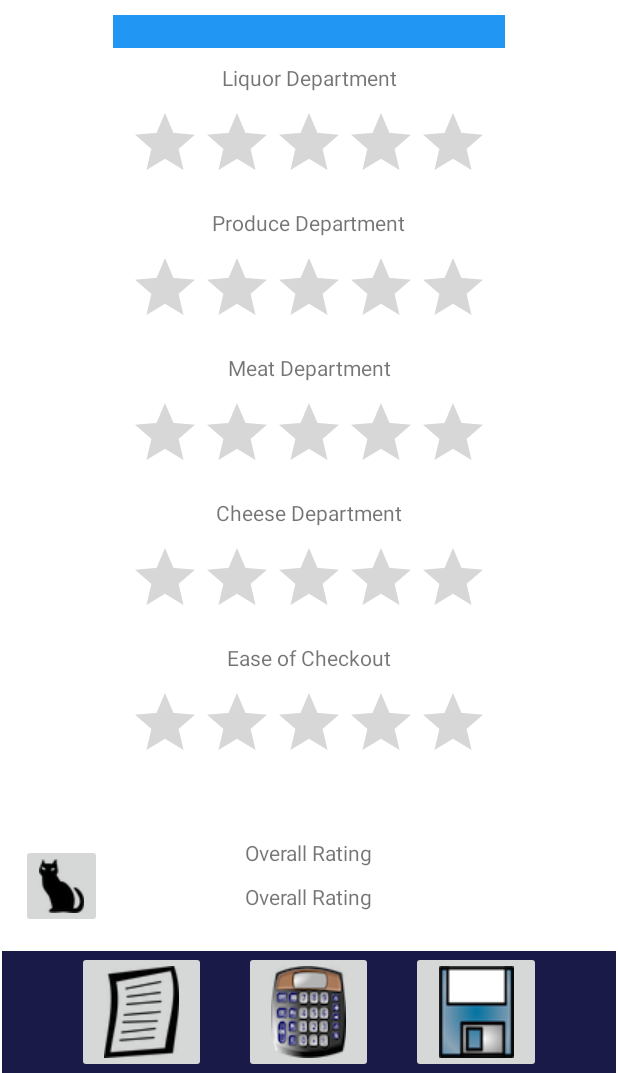
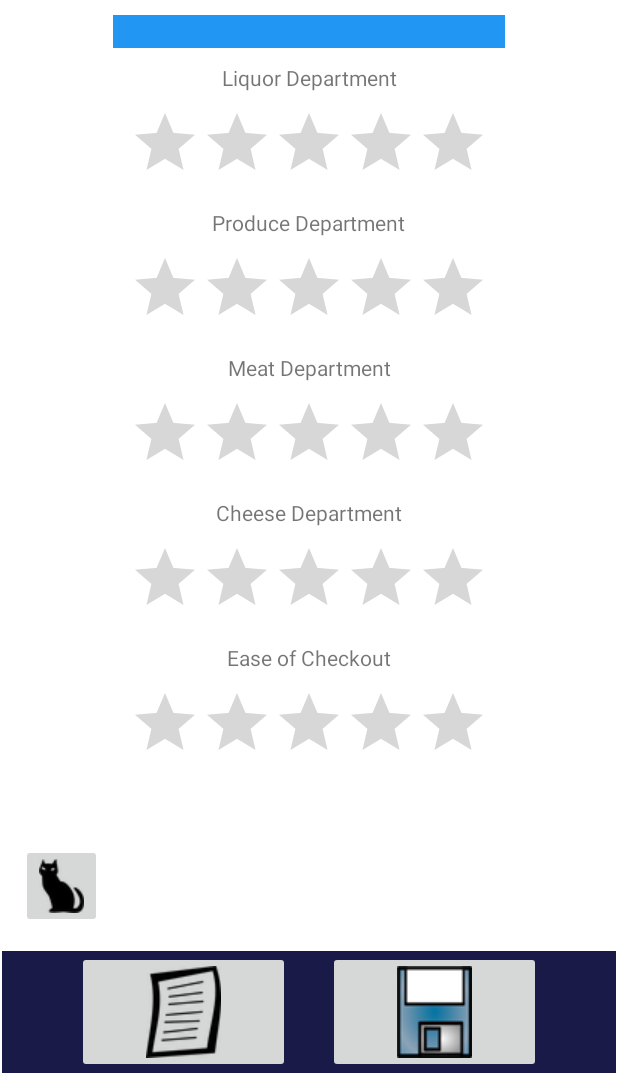
Before and after one commit to kmt81282/SuperMarket, an Android app: the RatingsActivity screen opened directly, with no data from a screen before it, on a phone screen of 412 x 824 dp, the part 163-1236 px from its top. Run offline under Robolectric (Android 15) with nearby library versions, the phone set to English and light mode, and no system bars.

Commit message:
Initial upload

```diff
--- a/app/src/main/AndroidManifest.xml
+++ b/app/src/main/AndroidManifest.xml
@@ -12,6 +12,13 @@
         android:supportsRtl="true"
         android:theme="@style/Theme.SuperMarket"
         tools:targetApi="31">
+        <activity
+            android:name=".RatingSavedActivity"
+            android:exported="false">
+            <meta-data
+                android:name="android.app.lib_name"
+                android:value="" />
+        </activity>
         <activity
             android:name=".RatingsActivity"
             android:exported="false">
--- a/app/src/main/java/com/example/supermarket/MainActivity.java
+++ b/app/src/main/java/com/example/supermarket/MainActivity.java
@@ -172,7 +172,7 @@ public class MainActivity extends AppCompatActivity {
                 if (wasSuccessful) {
                             Intent intent = new Intent(MainActivity.this, RatingsActivity.class);
                             String getName = currentRating.getSuperMarketName();
-                            //intent.setFlags(Intent.FLAG_ACTIVITY_CLEAR_TOP);
+                            intent.setFlags(Intent.FLAG_ACTIVITY_CLEAR_TOP);
                             intent.putExtra("namekey", getName);
                             startActivity(intent);
                 }
@@ -180,7 +180,4 @@ public class MainActivity extends AppCompatActivity {
         });
     }
 
-
-
-
 }
--- a/app/src/main/java/com/example/supermarket/RatingsActivity.java
+++ b/app/src/main/java/com/example/supermarket/RatingsActivity.java
@@ -42,6 +42,7 @@ public class RatingsActivity extends AppCompatActivity {
         ImageButton saveButton = findViewById(R.id.buttonSave);
         Intent intent = getIntent();
         String sentFromMain = intent.getStringExtra("namekey");
+        float overAllScore;
         saveButton.setOnClickListener(new View.OnClickListener() {
             @Override
             public void onClick(View v) {
@@ -71,6 +72,10 @@ public class RatingsActivity extends AppCompatActivity {
                 if (wasSuccessful) {
                     Intent intent = new Intent(RatingsActivity.this, MainActivity.class);
                     intent.setFlags(Intent.FLAG_ACTIVITY_CLEAR_TOP);
+                    String getName = currentRating.getSuperMarketName();
+                    intent.setFlags(Intent.FLAG_ACTIVITY_CLEAR_TOP);
+                    intent.putExtra("namekey", getName);
+                    startActivity(intent);
                     startActivity(intent);
                 }
             }
@@ -95,40 +100,4 @@ public class RatingsActivity extends AppCompatActivity {
         AlertDialog.Builder builder = new AlertDialog.Builder(RatingsActivity.this);
 
     }
-
-
-
-
-
-
-
-
-/*
-    public int initCalculation() {
-        ImageButton calculate = findViewById(R.id.buttonCalculate);
-        calculate.setOnClickListener(new View.OnClickListener() {
-            @Override
-            public void onClick(View view) {
-              //  Intent intent = new Intent(RatingsActivity.this, ViewStarCalculationDialog.class);
-              //  intent.setFlags(Intent.FLAG_ACTIVITY_CLEAR_TOP);
-                RatingBar liquor = findViewById(R.id.ratingBarLiquor);
-                RatingBar produce = findViewById(R.id.ratingBarProduce);
-                RatingBar meat = findViewById(R.id.ratingBarMeat);
-                RatingBar cheese = findViewById(R.id.ratingBarCheese);
-                RatingBar checkout = findViewById(R.id.ratingBarCheckout);
-                float overAllScore = (liquor.getRating() + produce.getRating() + meat.getRating() + cheese.getRating() + checkout.getRating()) / 5;
-                FragmentManager fm = getSupportFragmentManager();
-                ViewStarCalculationDialog viewStarCalculationDialog = new ViewStarCalculationDialog();
-                viewStarCalculationDialog.show(fm,"ratings");
-
-            }
-        });
-
-    }
-
-
- */
-
-
-
 }
--- a/app/src/main/res/layout/activity_ratings.xml
+++ b/app/src/main/res/layout/activity_ratings.xml
@@ -149,29 +149,6 @@
         app:layout_constraintStart_toStartOf="parent"
         app:srcCompat="@drawable/cat1" />
 
-    <TextView
-        android:id="@+id/textOverAllLabel"
-        android:layout_width="wrap_content"
-        android:layout_height="wrap_content"
-        android:layout_marginTop="10dp"
-        android:layout_marginBottom="56dp"
-        android:text="@string/overall"
-        app:layout_constraintBottom_toTopOf="@+id/navBar"
-        app:layout_constraintEnd_toEndOf="parent"
-        app:layout_constraintStart_toStartOf="parent"
-        app:layout_constraintTop_toBottomOf="@+id/ratingBarCheckout"
-        app:layout_constraintVertical_bias="1.0" />
-    <TextView
-        android:id="@+id/textOverAllScore"
-        android:layout_width="wrap_content"
-        android:layout_height="wrap_content"
-        android:layout_marginTop="10dp"
-        android:layout_marginBottom="56dp"
-        android:text="@string/overall"
-        app:layout_constraintEnd_toEndOf="parent"
-        app:layout_constraintStart_toStartOf="parent"
-        app:layout_constraintTop_toBottomOf="@+id/textOverAllLabel"
-        app:layout_constraintVertical_bias="1.0" />
     <LinearLayout
         android:id="@+id/navBar"
         android:layout_width="0dp"
@@ -192,14 +169,6 @@
             android:layout_weight="1"
             app:srcCompat="@drawable/list"
             tools:ignore="SpeakableTextPresentCheck" />
-        <ImageButton
-            android:id="@+id/buttonCalculate"
-            android:layout_width="wrap_content"
-            android:layout_height="wrap_content"
-            android:layout_marginleft="25dp"
-            android:layout_marginRight="25dp"
-            android:layout_weight="1"
-            app:srcCompat="@drawable/calculator" />
 
         <ImageButton
             android:id="@+id/buttonSave"
--- a/app/src/main/res/values/strings.xml
+++ b/app/src/main/res/values/strings.xml
@@ -21,6 +21,7 @@
     <string name="welcome_back">"Welcome Back the information you enterd for %1$s has been saved. You can change a current store or enter a new store!"</string>
     <string name="current_calculation">Current Calculation</string>
     <string name="continue_rating">Continue Rating</string>
+    <string name="final_save">Super!Market %1$s has been saved with an over all rating of %2$f!! </string>
 
 
 </resources>
```
